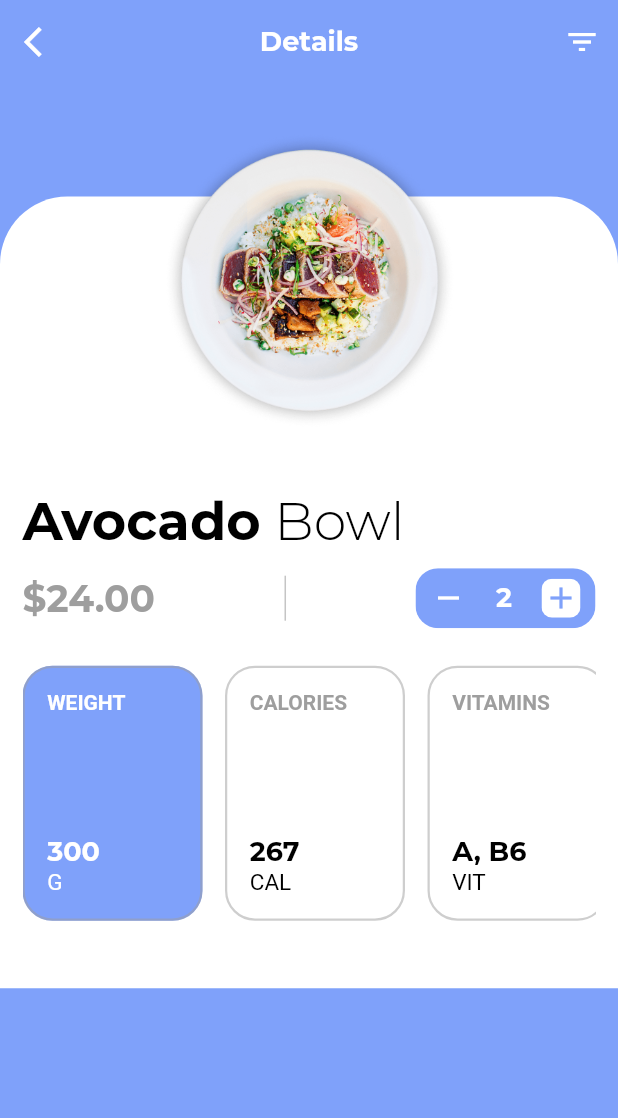
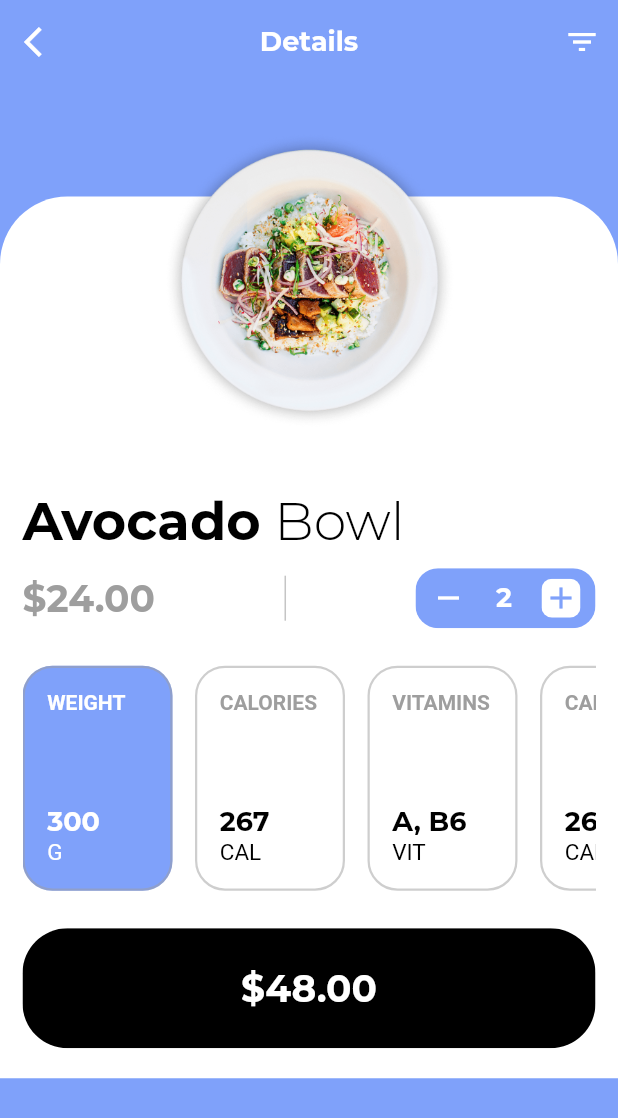
Before and after one commit to abuanwar072/Food-App-UI-Flutter, a Flutter app: the DetailsPage screen opened directly, on a phone screen of 412 x 824 dp. Shown: the top 1118 px of the screen. Run offline on Flutter 3.47's test engine with Material 2 defaults, Android fonts, the phone set to English and light mode, and no system bars; Roboto replaces fonts that are missing (WorkSans).

Commit message:
Details Page Done

```diff
--- a/lib/screens/details.dart
+++ b/lib/screens/details.dart
@@ -2,8 +2,6 @@ import 'package:flutter/material.dart';
 import 'package:food_app_ui_flutter/conststant.dart';
 
 class DetailsPage extends StatelessWidget {
-  bool isActive = true;
-
   @override
   Widget build(BuildContext context) {
     double screenHeight = MediaQuery.of(context).size.height;
@@ -156,6 +154,21 @@ class DetailsPage extends StatelessWidget {
                         ),
                       ),
                     ),
+                    ClipRRect(
+                      borderRadius: BorderRadius.circular(30),
+                      child: Container(
+                        padding: EdgeInsets.all(15),
+                        width: screenWight,
+                        height: 80,
+                        color: Colors.black,
+                        child: Center(
+                          child: Text(
+                            '\$48.00',
+                            style: kHeading.copyWith(fontSize: 25),
+                          ),
+                        ),
+                      ),
+                    ),
                   ],
                 ),
               ),
@@ -194,8 +207,8 @@ class ScroolCard extends StatelessWidget {
       padding: const EdgeInsets.only(right: 15),
       child: Container(
         padding: EdgeInsets.all(15),
-        height: 170,
-        width: 120,
+        height: 150,
+        width: 100,
         decoration: BoxDecoration(
           borderRadius: BorderRadius.circular(20),
           color: select ? kSecondaryColor : Colors.transparent,
```
